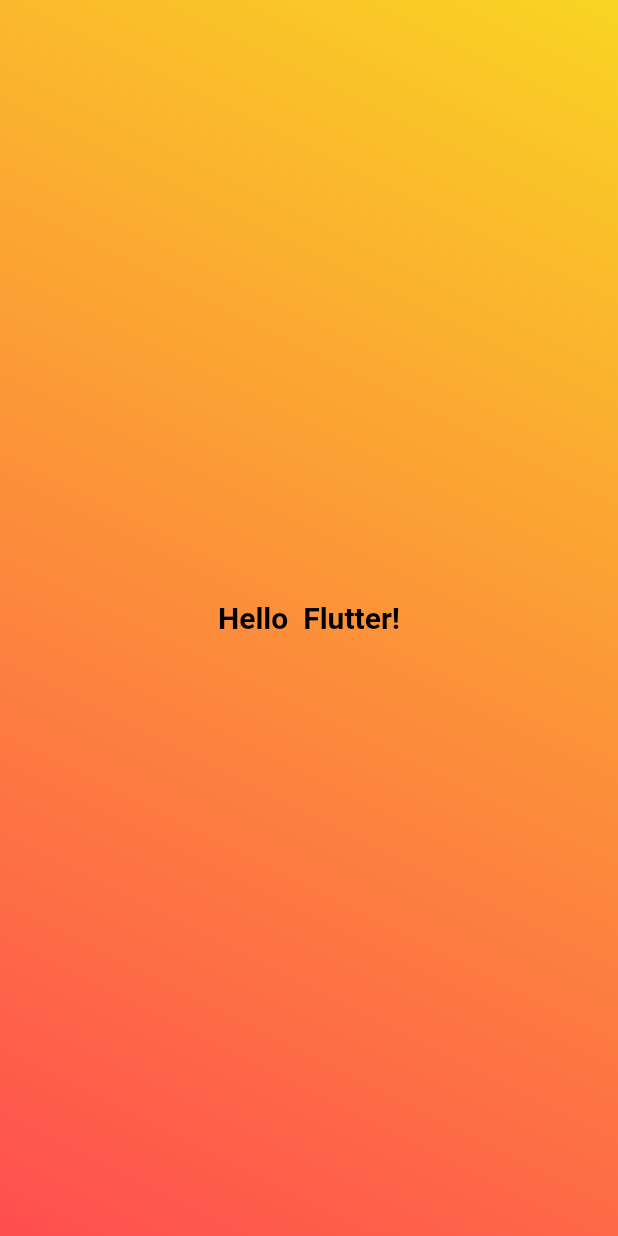
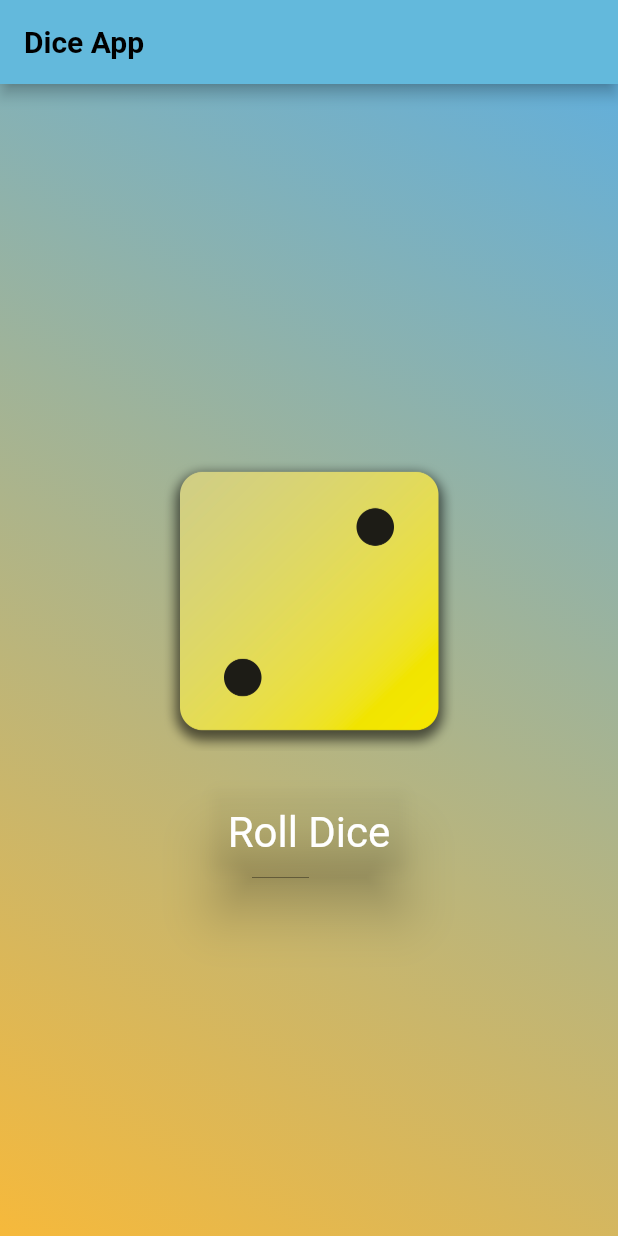
Before and after one commit to Partha-CreoIT/QuizApp, a Flutter app: the screen it shows after launch, on a phone screen of 412 x 824 dp. Run offline on Flutter 3.47's test engine with Material 2 defaults, Android fonts, the phone set to English and light mode, and no system bars.

Commit message:
Dice App

```diff
--- a/lib/my_app.dart
+++ b/lib/my_app.dart
@@ -1,27 +1,29 @@
 import 'package:flutter/material.dart';
-import 'package:quiz/styled_text.dart';
+import 'package:quiz/roll_dice.dart';
 
-var startAlignment = Alignment.topRight;
-var endAlignment = Alignment.bottomLeft;
+const startAlignment = Alignment.topRight;
+const endAlignment = Alignment.bottomLeft;
 
 class MyApp extends StatelessWidget {
-  const MyApp({super.key});
+  const MyApp(this.color1, this.color2, {super.key});
+
+  final Color color1;
+  final Color color2;
+
+
 
   @override
   Widget build(context) {
     return Container(
-      decoration:  BoxDecoration(
+      decoration: BoxDecoration(
         gradient: LinearGradient(
-          colors: const [
-            Color.fromARGB(255, 249, 212, 35),
-            Color.fromARGB(255, 255, 78, 80)
-          ],
+          colors: [color1, color2],
           begin: startAlignment,
           end: endAlignment,
         ),
       ),
       child: const Center(
-        child: StyledText(),
+        child: Dice()
       ),
     );
   }
--- /dev/null
+++ b/lib/roll_dice.dart
@@ -0,0 +1,41 @@
+import 'package:flutter/material.dart';
+import 'dart:math';
+
+class Dice extends StatefulWidget {
+  const Dice({super.key});
+
+  @override
+  State<Dice> createState() {
+    return _DiceState();
+  }
+}
+
+class _DiceState extends State<Dice> {
+
+  var diceImage = 'assets/dice-1.png';
+  var currentDiceRoll = 2;
+
+  void rollDice() {
+    setState(() {
+      currentDiceRoll = Random().nextInt(6) +1;
+    });
+  }
+  @override
+  Widget build(context) {
+    return Column(mainAxisSize: MainAxisSize.min, children: [
+      Image.asset('assets/dice-$currentDiceRoll.png', width: 200, height: 200),
+      const SizedBox(height: 30),
+      TextButton(
+        onPressed: rollDice,
+        style: TextButton.styleFrom(
+          elevation: 15,
+          foregroundColor: Colors.white,
+          textStyle: const TextStyle(
+            fontSize: 28,
+          ),
+        ),
+        child: const Text("Roll Dice"),
+      )
+    ]);
+  }
+}
```
Also changed, not shown: lib/main.dart (+11 -2 lines), pubspec.yaml (+7 -1 lines), assets/dice-1.png (added), assets/dice-2.png (added), assets/dice-3.png (added), assets/dice-4.png (added), assets/dice-5.png (added), assets/dice-6.png (added).
